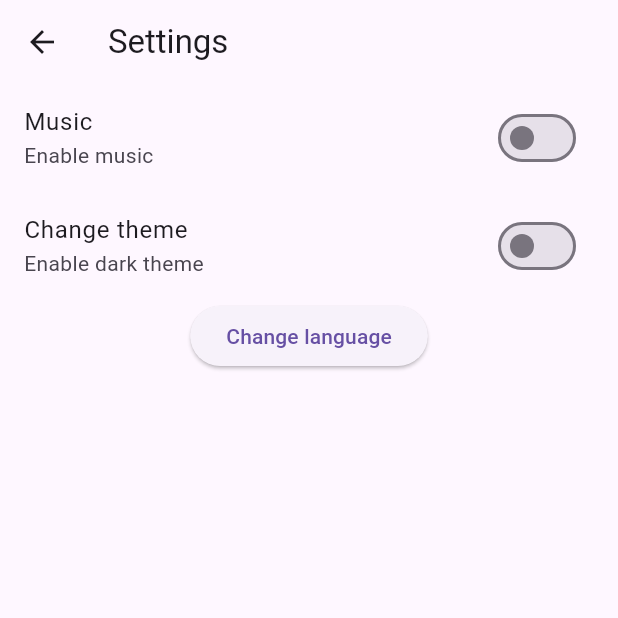
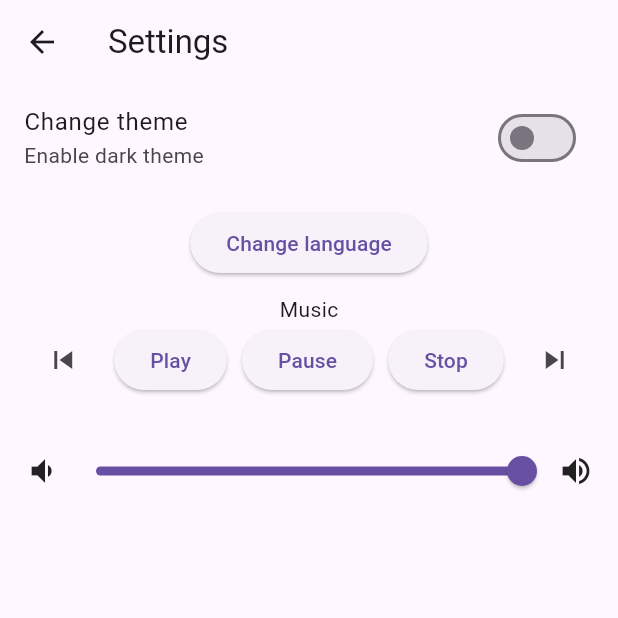
Before and after one commit to detla4796/Detlingo, a Flutter app: the Settings screen opened directly, on a phone screen of 412 x 824 dp, the top half of it. Run offline on Flutter 3.47's test engine with Material 3 defaults, Android fonts, the phone set to English and light mode, and no system bars; our stand-ins replace just_audio, shared_preferences; accounts and stored records are empty.

Commit message:
updated Music at settings, updated localization

```diff
--- a/lib/l10n/app_en.arb
+++ b/lib/l10n/app_en.arb
@@ -7,5 +7,15 @@
     "theme" : "Change theme",
     "@theme" : {},
     "language" : "Change language",
-    "@language" : {}
+    "@language" : {},
+    "musicPlay" : "Play",
+    "@musicPlay" : {},
+    "musicPause" : "Pause",
+    "@musicPause" : {},
+    "musicStop" : "Stop",
+    "@musicStop" : {},
+    "settings" : "Settings",
+    "@settings" : {},
+    "themeSubtitle" : "Enable dark theme",
+    "@themeSubtitle" : {}
 }
--- a/lib/settings.dart
+++ b/lib/settings.dart
@@ -32,16 +32,45 @@ class Settings extends StatefulWidget {
 
 class _SettingsState extends State<Settings> {
   final AudioPlayer audioPlayer = AudioPlayer();
-  bool _isMusicEnabled = false;
+  bool isPlaying = false;
+  int currentTrackIndex = 0;
+  double volume = 1;
+
+  final List<String> tracks = [
+    'audio/rain.mp3',
+    'audio/forest.mp3',
+    'audio/ocean.mp3',
+  ];
 
   @override
   void initState() {
     super.initState();
     playAudio();
+    audioPlayer.setVolume(volume);
   }
 
-  Future<void> playAudio() async {
-    await audioPlayer.setAsset('audio/rain.mp3');
+  void playAudio() async {
+    await audioPlayer.setAsset(tracks[currentTrackIndex]);
+  }
+
+  void changeTrack() {
+    setState(() {
+      currentTrackIndex = (currentTrackIndex + 1) % tracks.length;
+      playAudio();
+      if (isPlaying) {
+        audioPlayer.play();
+      }
+    });
+  }
+
+  void previousTrack() {
+    setState(() {
+      currentTrackIndex = (currentTrackIndex - 1) % tracks.length;
+      playAudio();
+      if (isPlaying) {
+        audioPlayer.play();
+      }
+    });
   }
 
   @override
@@ -51,29 +80,13 @@ class _SettingsState extends State<Settings> {
     final locale = Provider.of<LocaleProvider>(context);
     return Scaffold(
         appBar: AppBar(
-          title: Text('Settings'),
+          title: Text(AppLocalizations.of(context)!.settings),
         ),
         body: Column(
           children: [
             SwitchListTile(
-              title: Text(AppLocalizations.of(context)!.music),
-              subtitle: Text('Enable music'),
-              value: _isMusicEnabled,
-              onChanged: (value) {
-                setState(() {
-                  _isMusicEnabled = value;
-                  if (_isMusicEnabled) {
-                    audioPlayer.play();
-                  }
-                  else {
-                    audioPlayer.pause();
-                  }
-                });
-              },
-            ),
-            SwitchListTile(
               title: Text(AppLocalizations.of(context)!.theme),
-              subtitle: Text('Enable dark theme'),
+              subtitle: Text(AppLocalizations.of(context)!.themeSubtitle),
               value: isDark,
               onChanged: (value) {
                 setState(() {
@@ -82,12 +95,82 @@ class _SettingsState extends State<Settings> {
                 });
               },
             ),
+            SizedBox(height: 10),
             ElevatedButton(
               onPressed: () {
                 locale.toggleLocale();
               },
               child: Text(AppLocalizations.of(context)!.language),
             ),
+            SizedBox(height: 10),
+            Text(AppLocalizations.of(context)!.music),
+            Row(
+              mainAxisAlignment: MainAxisAlignment.center,
+              children: [
+                IconButton(
+                  onPressed: previousTrack,
+                  icon: Icon(Icons.skip_previous),
+                ),
+                SizedBox(width: 10),
+                ElevatedButton(
+                  onPressed: () {
+                    setState(() {
+                      audioPlayer.play();
+                      isPlaying = true;
+                    });
+                  },
+                  child: Text(AppLocalizations.of(context)!.musicPlay),
+                ),
+                SizedBox(width: 10),
+                ElevatedButton(
+                  onPressed: () {
+                    setState(() {
+                      audioPlayer.pause();
+                      isPlaying = false;
+                    });
+                  },
+                  child: Text(AppLocalizations.of(context)!.musicPause),
+                ),
+                SizedBox(width: 10),
+                ElevatedButton(
+                  onPressed: () {
+                    setState(() {
+                      audioPlayer.stop();
+                      isPlaying = false;
+                    });
+                  },
+                  child: Text(AppLocalizations.of(context)!.musicStop),
+                ),
+                SizedBox(width: 10),
+                IconButton(
+                  onPressed: changeTrack,
+                  icon: Icon(Icons.skip_next),
+                ),
+              ],
+            ),
+            SizedBox(height: 10),
+            Padding(
+              padding: EdgeInsets.all(16),
+              child: Row(
+                children: [
+                  Icon(Icons.volume_down),
+                  Expanded(
+                    child: Slider(
+                      value: volume,
+                      min: 0,
+                      max: 1,
+                      onChanged: (value) {
+                        setState(() {
+                          volume = value;
+                          audioPlayer.setVolume(volume);
+                        });
+                      },
+                    ),
+                  ),
+                  Icon(Icons.volume_up),
+                ],
+              )
+            ),
           ],
         ),
     );
```
Also changed, not shown: lib/l10n/app_ru.arb (+6 -1 lines), lib/generated/s.dart, lib/generated/s_en.dart, lib/generated/s_ru.dart, 2 other files.
